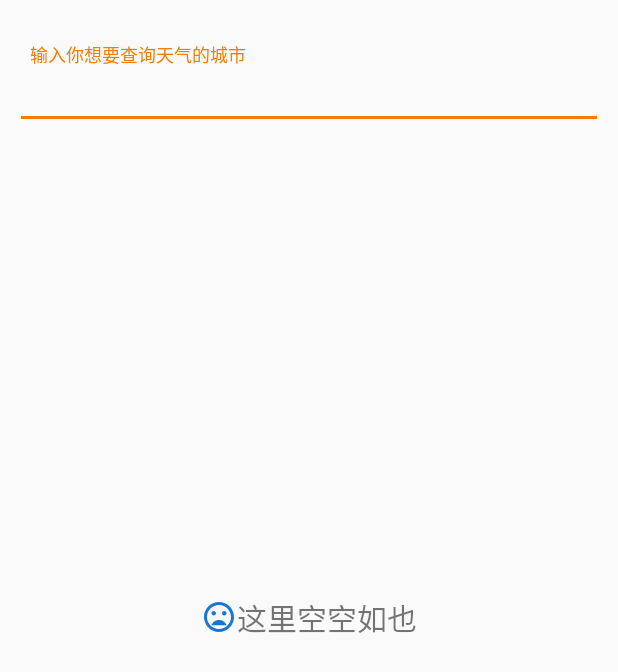
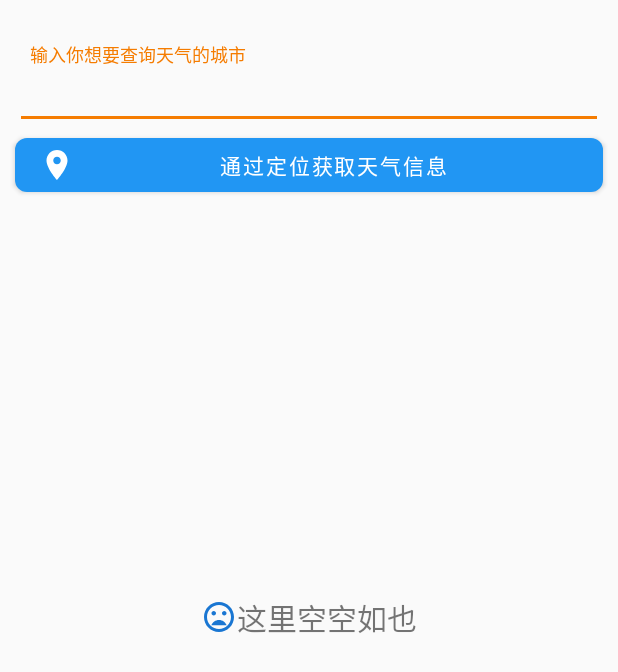
Before and after one commit to bluebonnet27/SunRain, an Android app: the screen it shows after launch (MainActivity), on a phone screen of 412 x 824 dp. Shown: the top 672 px of the screen. Run offline under Robolectric (Android 15) with nearby library versions, the phone set to English and light mode, and no system bars; 1 statement that could not run was skipped.

Commit message:
1.1.3.26 加个没实现功能的定位按钮

```diff
--- a/app/build.gradle
+++ b/app/build.gradle
@@ -12,8 +12,8 @@ android {
         applicationId "com.ti.sunrain"
         minSdkVersion 21
         targetSdkVersion 30
-        versionCode 22
-        versionName "1.2.3.16"
+        versionCode 25
+        versionName "1.2.3.26"
 
         testInstrumentationRunner "androidx.test.runner.AndroidJUnitRunner"
     }
@@ -61,6 +61,8 @@ dependencies {
     //implementation 'com.github.bumptech.glide:glide:4.8.0'
     // Leak
     debugImplementation 'com.squareup.leakcanary:leakcanary-android:2.3'
+    //permissionX
+    implementation 'com.permissionx.guolindev:permissionx:1.4.0'
     // develop end
     testImplementation 'junit:junit:4.+'
     androidTestImplementation 'androidx.test.ext:junit:1.1.2'
--- a/app/src/main/java/com/ti/sunrain/ui/place/PlaceFragment.kt
+++ b/app/src/main/java/com/ti/sunrain/ui/place/PlaceFragment.kt
@@ -11,6 +11,7 @@ import androidx.fragment.app.Fragment
 import androidx.lifecycle.Observer
 import androidx.lifecycle.ViewModelProviders
 import androidx.recyclerview.widget.LinearLayoutManager
+import com.google.android.material.snackbar.Snackbar
 import com.ti.sunrain.MainActivity
 import com.ti.sunrain.R
 import com.ti.sunrain.ui.weather.WeatherActivity
@@ -79,5 +80,9 @@ class PlaceFragment:Fragment() {
                 result.exceptionOrNull()?.printStackTrace()
             }
         })
+
+        searchPlaceLoactionBtn.setOnClickListener { view->
+            Snackbar.make(view,"这个功能还在开发中",Snackbar.LENGTH_SHORT).show()
+        }
     }
 }
--- /dev/null
+++ b/app/src/main/res/drawable/baseline_location_on_white_24dp.xml
@@ -0,0 +1,4 @@
+<?xml version="1.0" encoding="UTF-8" standalone="no"?>
+<vector xmlns:android="http://schemas.android.com/apk/res/android" android:height="24dp" android:tint="#FFFFFF" android:viewportHeight="24.0" android:viewportWidth="24.0" android:width="24dp">
+  <path android:fillColor="@android:color/white" android:pathData="M12,2C8.13,2 5,5.13 5,9c0,5.25 7,13 7,13s7,-7.75 7,-13c0,-3.87 -3.13,-7 -7,-7zM12,11.5c-1.38,0 -2.5,-1.12 -2.5,-2.5s1.12,-2.5 2.5,-2.5 2.5,1.12 2.5,2.5 -1.12,2.5 -2.5,2.5z"/>
+</vector>
--- a/app/src/main/res/layout/fragment_place.xml
+++ b/app/src/main/res/layout/fragment_place.xml
@@ -37,6 +37,18 @@
             android:singleLine="true"
             android:hint="@string/search_hint"/>
 
+        <com.google.android.material.button.MaterialButton
+            android:id="@+id/searchPlaceLoactionBtn"
+            android:layout_width="match_parent"
+            android:layout_height="wrap_content"
+            android:theme="@style/Theme.MaterialComponents.Light"
+            android:text="通过定位获取天气信息"
+            android:layout_marginStart="10dp"
+            android:layout_marginEnd="10dp"
+            app:cornerRadius="8dp"
+            app:backgroundTint="@color/blue500"
+            app:icon="@drawable/baseline_location_on_white_24dp"/>
+
     </com.google.android.material.textfield.TextInputLayout>
 
 
```
Also changed, not shown: 1 other file.
